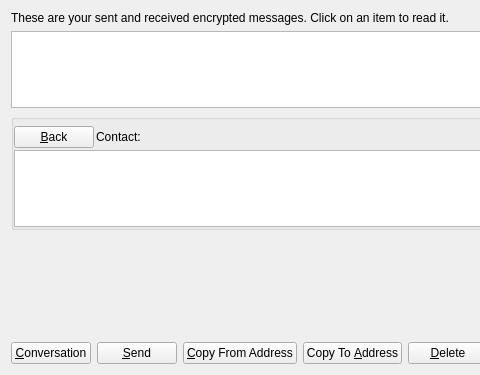
Qt form src/qt/forms/messagepage.ui (Iraqcoin/paypeer) before a commit; both pictures show x 0 to 480 and y 0 to 375 of the 793 by 375 pixel window.
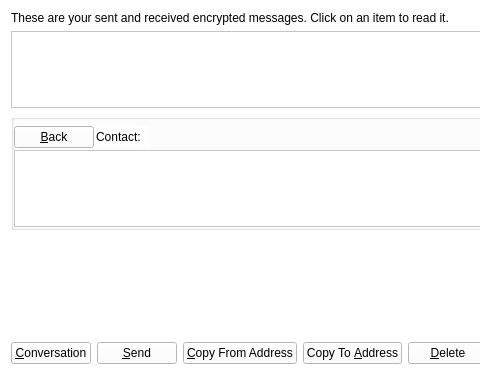
The same form after that commit. Icons and pictures are not drawn. Custom widgets are drawn as their Qt base class.

What changed in the file:
```diff
--- a/src/qt/forms/messagepage.ui
+++ b/src/qt/forms/messagepage.ui
@@ -13,6 +13,9 @@
   <property name="windowTitle">
    <string>Address Book</string>
   </property>
+  <property name="styleSheet">
+   <string notr="true">background-color: rgb(255, 255, 255);</string>
+  </property>
   <layout class="QVBoxLayout" name="verticalLayout_2">
    <item>
     <widget class="QLabel" name="labelExplanation">
```
